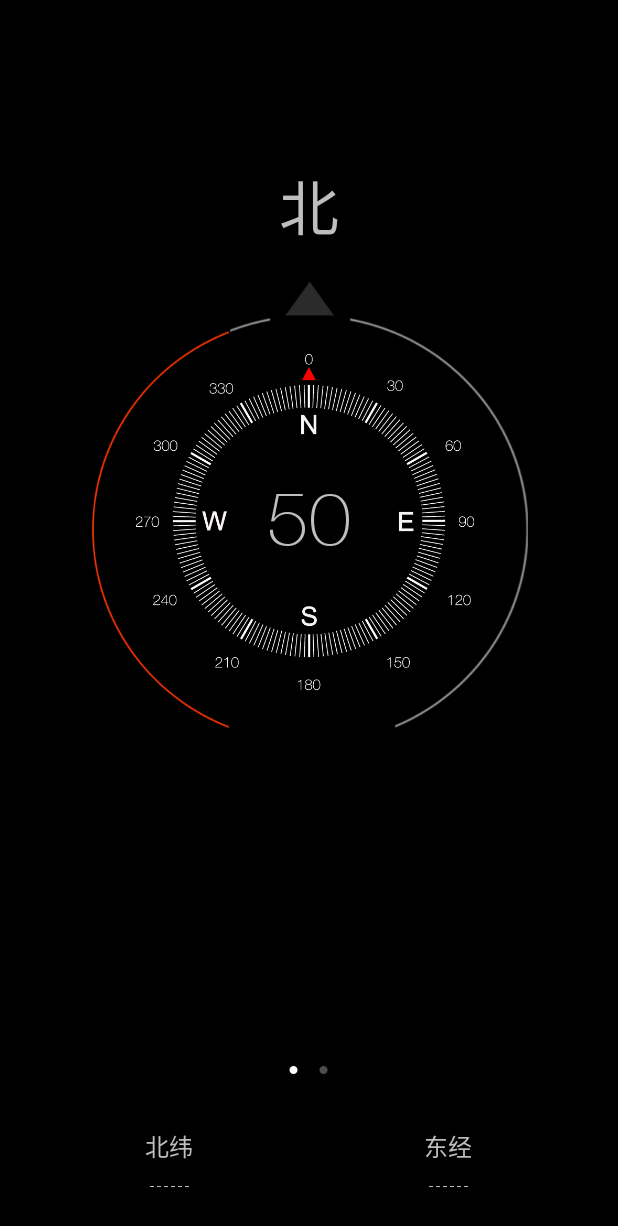
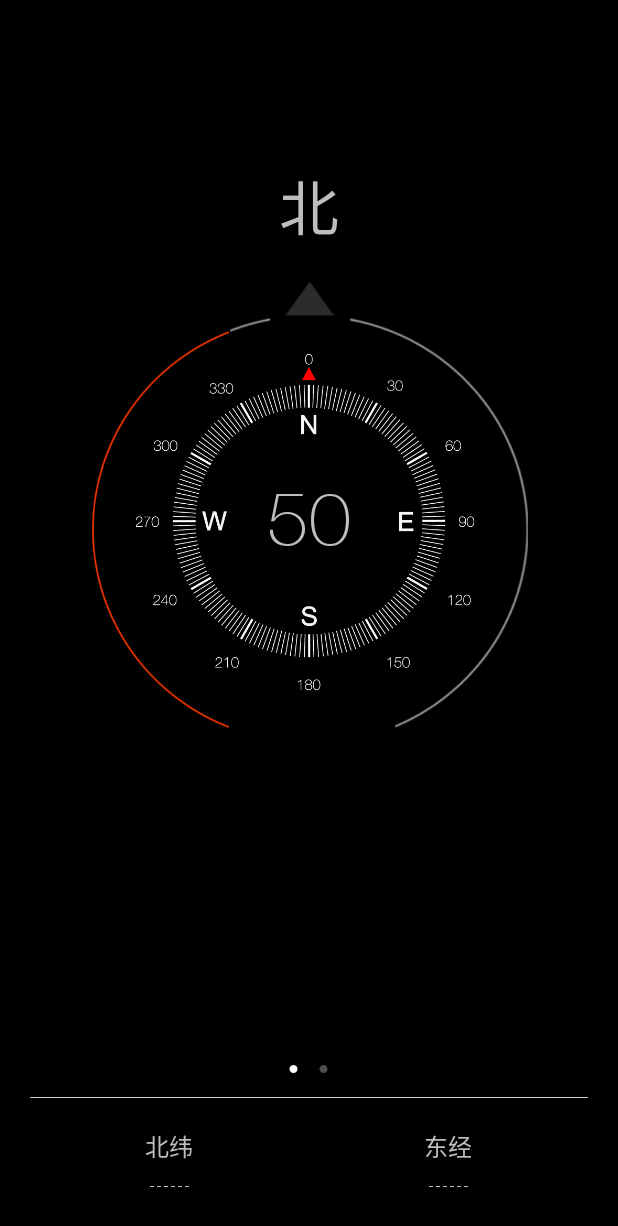
Before and after one commit to brijoe/LiteCompass, an Android app: the screen it shows after launch (MainActivity), on a phone screen of 412 x 824 dp. Shown: the top 1226 px of the screen. Run offline under Robolectric (Android 15) with nearby library versions, the phone set to English and light mode, and no system bars.

Commit message:
fix some bugs

```diff
--- a/app/src/main/java/org/bridge/compass/activity/MainActivity.java
+++ b/app/src/main/java/org/bridge/compass/activity/MainActivity.java
@@ -143,14 +143,14 @@ public class MainActivity extends Activity implements SensorEventListener,
         Sensor accelerometerSensor = sensorManager
                 .getDefaultSensor(Sensor.TYPE_ACCELEROMETER);
         sensorManager.registerListener(this, magneticSensor,
-                SensorManager.SENSOR_DELAY_GAME);
+                SensorManager.SENSOR_DELAY_UI);
         sensorManager.registerListener(this, accelerometerSensor,
-                SensorManager.SENSOR_DELAY_GAME);
+                SensorManager.SENSOR_DELAY_UI);
 
     }
 
     /**
-     * 利用百度地图请求位置
+     * 利用百度地图请求经纬度位置
      */
     private void requestLocation() {
         mLocationClient = new LocationClient(getApplicationContext()); // 声明LocationClient类
@@ -218,7 +218,7 @@ public class MainActivity extends Activity implements SensorEventListener,
         SensorManager.getOrientation(R, values);
         // 将计算出的旋转角度取反，用于旋转指南针刻度盘
         float rotateDegree = -(float) Math.toDegrees(values[0]);
-        LogUtil.d("rotate deg", rotateDegree + "");
+        // LogUtil.d("rotate deg", rotateDegree + "");
         if (Math.abs(rotateDegree - lastRotateDegree) > 1) {
             RotateAnimation animation = new RotateAnimation(lastRotateDegree,
                     rotateDegree, Animation.RELATIVE_TO_SELF, 0.5f,
--- a/app/src/main/res/layout/activity_main.xml
+++ b/app/src/main/res/layout/activity_main.xml
@@ -42,10 +42,10 @@
         android:paddingLeft="20dp"
         android:paddingRight="20dp">
 
-        <ImageView
+        <View
             android:layout_width="match_parent"
-            android:layout_height="wrap_content"
-            android:contentDescription="@null" />
+            android:layout_height="1px"
+            android:background="@color/divider_line_color" />
 
         <LinearLayout
             android:id="@+id/digit_bottom"
--- a/app/src/main/res/values/colors.xml
+++ b/app/src/main/res/values/colors.xml
@@ -1,5 +1,6 @@
 <resources>
 
     <color name="white">#ffffff</color>
+    <color name="divider_line_color">#CFCFCF</color>
 
 </resources>
```
Also changed, not shown: app/src/main/res/drawable-hdpi/ic_launcher.png, app/src/main/res/drawable-mdpi/ic_launcher.png, app/src/main/res/drawable-xhdpi/ic_launcher.png, app/src/main/res/drawable-xxhdpi/ic_launcher.png.
